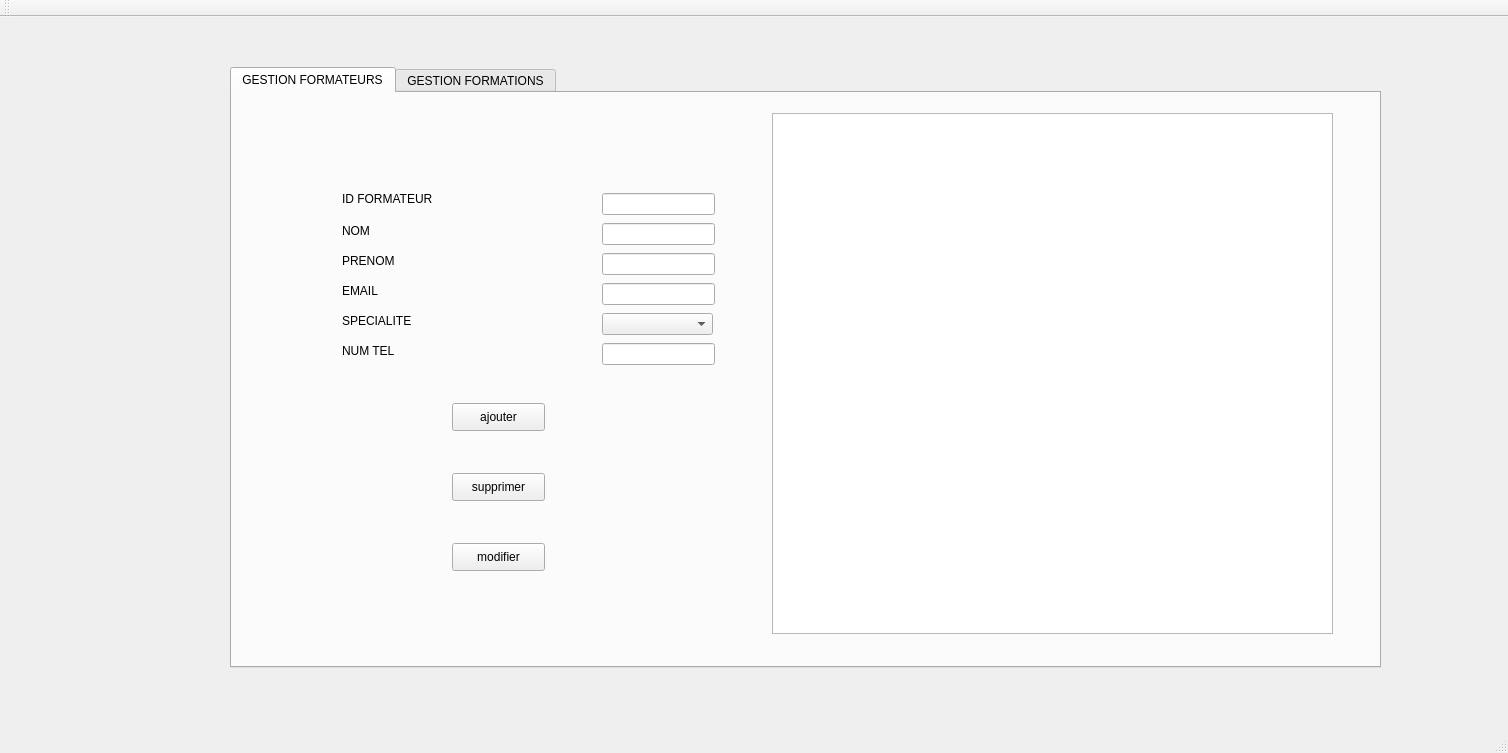
NouraneLammouchi/projetqt, file mainwindow.ui: the form before one commit.
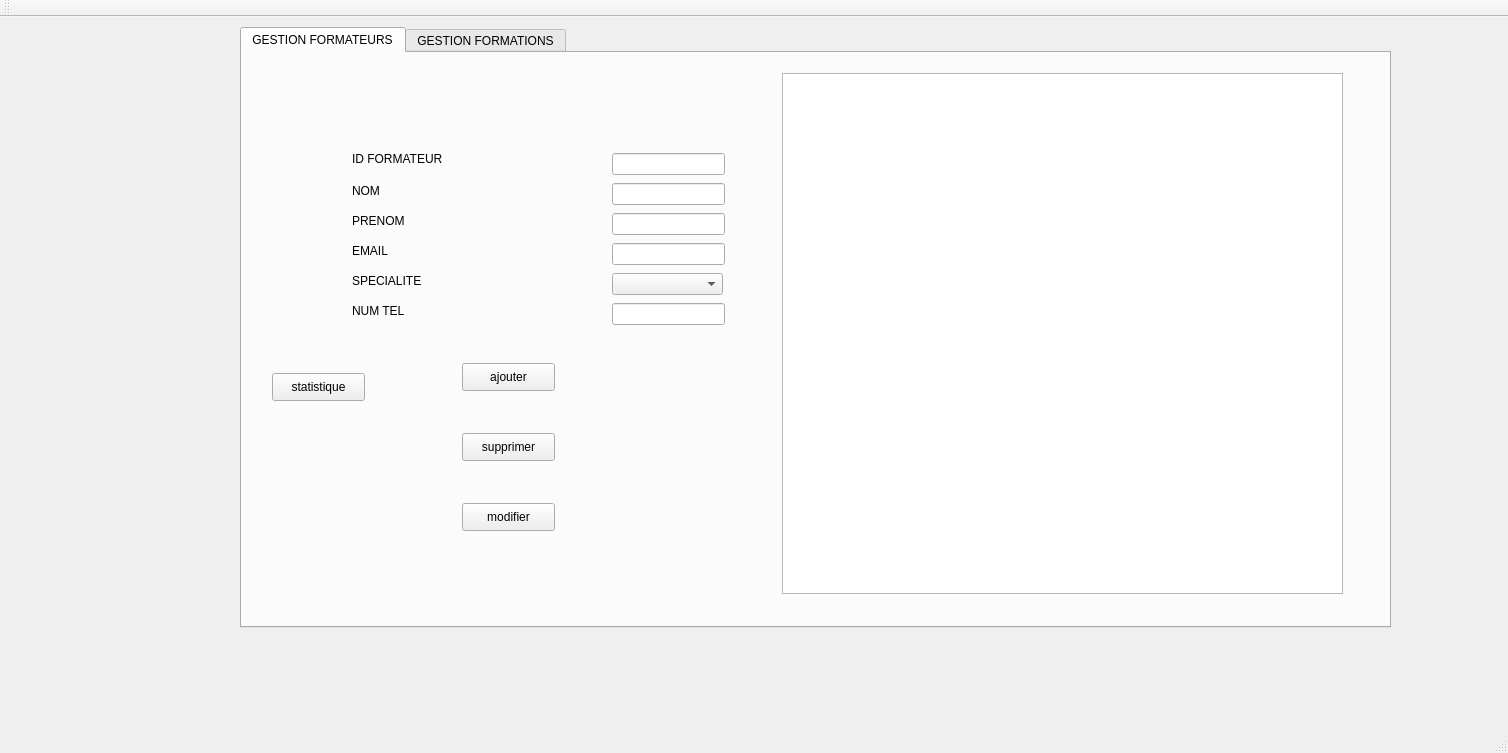
The form after the commit.

Commit message: statistique formateurs et formations

```diff
--- a/mainwindow.ui
+++ b/mainwindow.ui
@@ -17,8 +17,8 @@
    <widget class="QTabWidget" name="tabWidget">
     <property name="geometry">
      <rect>
-      <x>230</x>
-      <y>50</y>
+      <x>240</x>
+      <y>10</y>
       <width>1151</width>
       <height>601</height>
      </rect>
@@ -237,6 +237,19 @@
        <string>modifier</string>
       </property>
      </widget>
+     <widget class="QPushButton" name="statistique">
+      <property name="geometry">
+       <rect>
+        <x>30</x>
+        <y>320</y>
+        <width>93</width>
+        <height>28</height>
+       </rect>
+      </property>
+      <property name="text">
+       <string>statistique</string>
+      </property>
+     </widget>
     </widget>
     <widget class="QWidget" name="tab_2">
      <attribute name="title">
```
Left out of the diff: 17 changed lines with no effect on the pictures. The commit also changes 6 other files.
